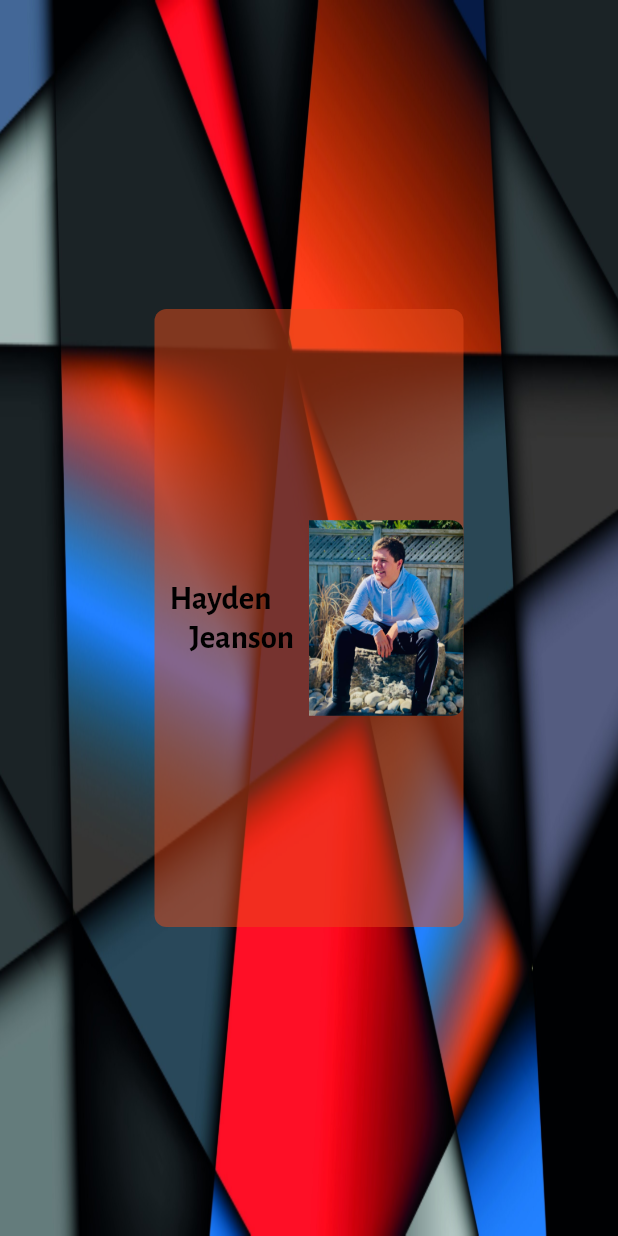
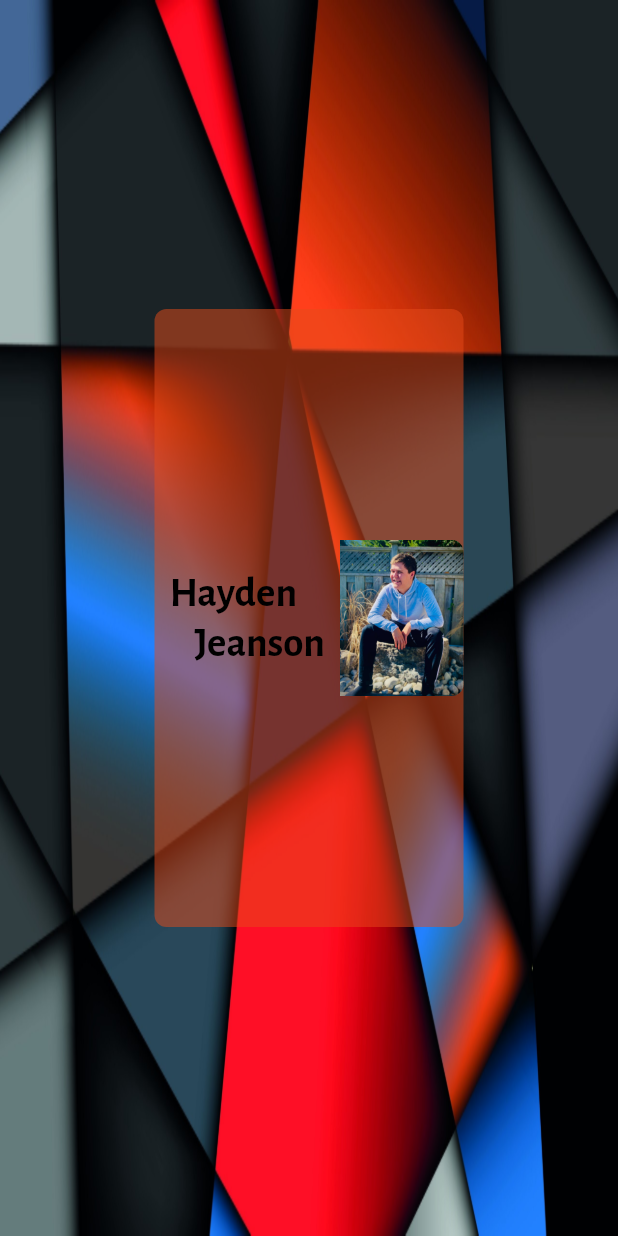
Before and after one commit to haydenjeanson/personal_site_flutter, a Flutter app: the screen it shows after launch, on a phone screen of 412 x 824 dp. Run offline on Flutter 3.47's test engine with Material 2 defaults, Android fonts, the phone set to English and light mode, and no system bars.

```diff
--- a/lib/screens/welcome_screen.dart
+++ b/lib/screens/welcome_screen.dart
@@ -30,6 +30,7 @@ class _WelcomeScreenState extends State<WelcomeScreen> {
               child: Row(
                 children: <Widget>[
                   Expanded(
+                    flex: 3,
                     child: Padding(
                       padding: EdgeInsets.symmetric(horizontal: 10),
                       child: FittedBox(
@@ -44,6 +45,7 @@ class _WelcomeScreenState extends State<WelcomeScreen> {
                     ),
                   ),
                   Expanded(
+                    flex: 2,
                     child: Container(
                       alignment: Alignment.centerRight,
                       child: ClipRRect(
```
